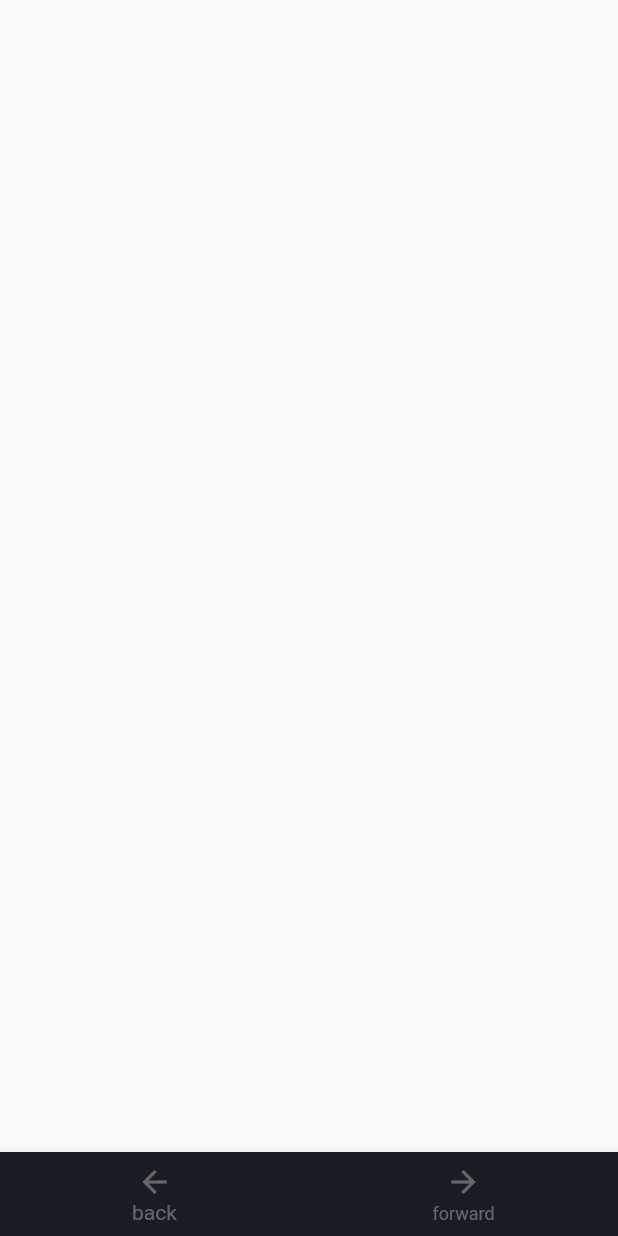
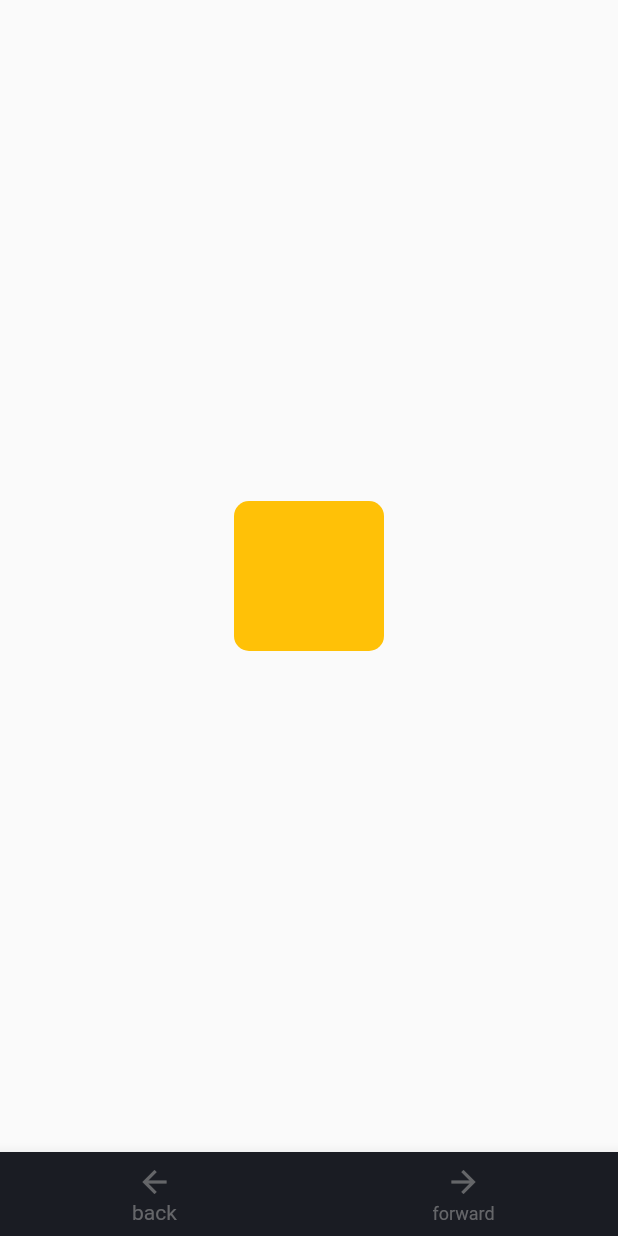
Before and after one commit to rajchunara/flutter_animation_course, a Flutter app: the screen it shows after launch, on a phone screen of 412 x 824 dp. Run offline on Flutter 3.47's test engine with Material 2 defaults, Android fonts, the phone set to English and light mode, and no system bars.

Commit message:
explicit animation using setState

```diff
--- a/lib/animation_screens/explicit_animations.dart
+++ b/lib/animation_screens/explicit_animations.dart
@@ -12,20 +12,25 @@ class _ExplicitAnimationsState extends State<ExplicitAnimations>
     with SingleTickerProviderStateMixin {
   late AnimationController _animationController;
   late Animation _colorAnimation;
+  bool darkMode = false;
 
   @override
   void initState() {
     /* In AnimationController we get range of values from 0 to 1 */
     _animationController = AnimationController(vsync: this, duration: duration);
     /* By using tween, we can get range of one color to another and animationController gives control of animation*/
-    _colorAnimation = ColorTween(begin: Colors.amber, end: Colors.purpleAccent)
+    _colorAnimation = ColorTween(begin: Colors.amber, end: Colors.black87)
         .animate(_animationController);
-    _animationController.forward();
+    // _animationController.forward();
 
     /* addListener listens to the change in value when forward() is triggered for animation */
     _animationController.addListener(() {
-      print(_animationController.value);
-      print(_colorAnimation.value);
+      // print(_animationController.value);
+      // print(_colorAnimation.value);
+
+      /* setState to animate(change position or color) on every value change */
+      /* instead of using setState we can also use AnimationBuilder() */
+      setState(() {});
     });
 
     super.initState();
@@ -33,11 +38,21 @@ class _ExplicitAnimationsState extends State<ExplicitAnimations>
 
   @override
   Widget build(BuildContext context) {
-    return Container(
-      width: 100,
-      height: 100,
-      decoration: BoxDecoration(
-        borderRadius: BorderRadius.circular(10),
+    return GestureDetector(
+      onTap: (() {
+        !darkMode
+            ? _animationController.forward()
+            : _animationController.reverse();
+
+        darkMode = !darkMode;
+        print(darkMode);
+      }),
+      child: Container(
+        width: 100,
+        height: 100,
+        decoration: BoxDecoration(
+            borderRadius: BorderRadius.circular(10),
+            color: _colorAnimation.value),
       ),
     );
   }
```
